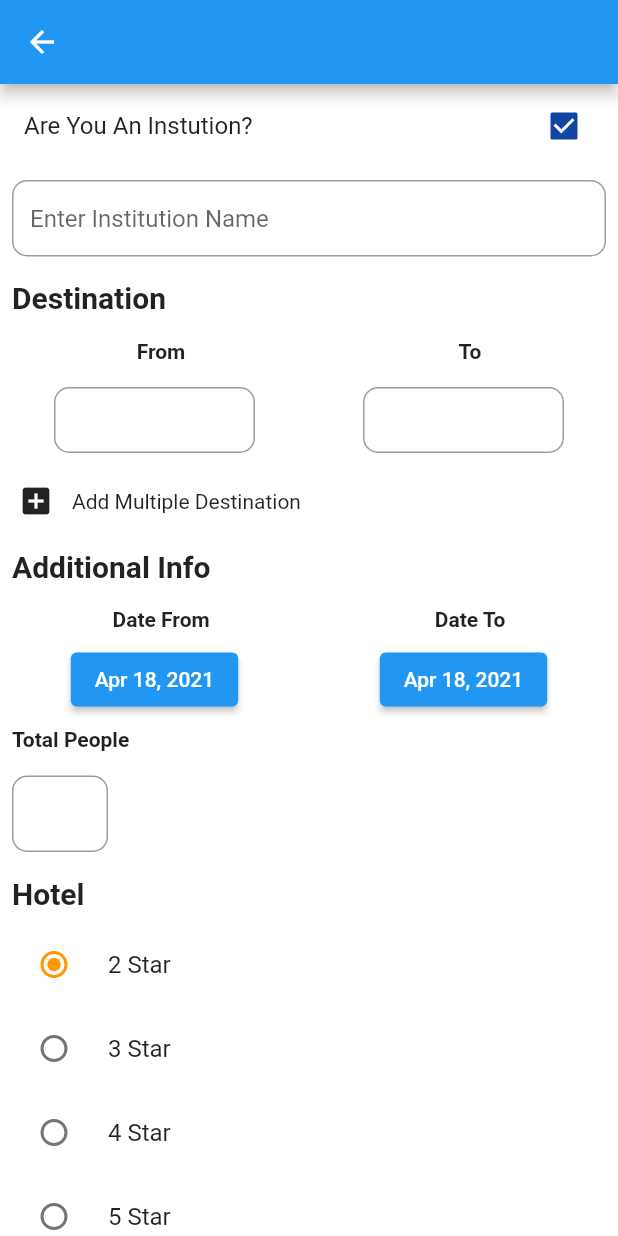
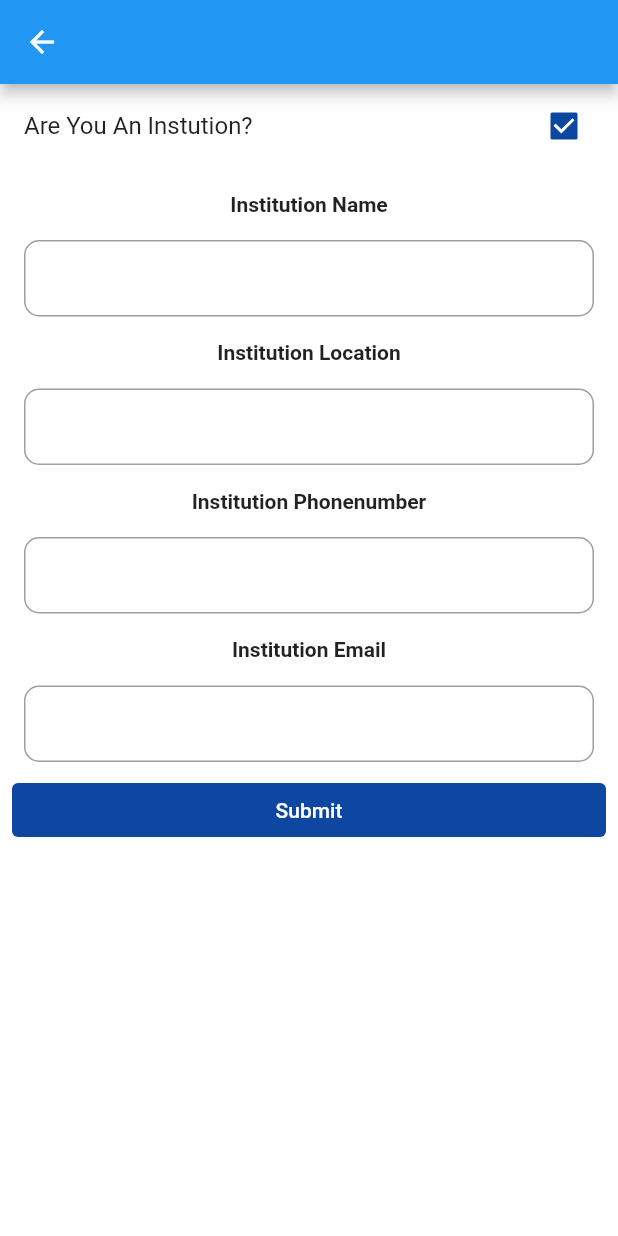
Before and after one commit to reewaz401/trabeely_app, a Flutter app: the CreateTour screen opened directly, after a tap on "Are You An Instution?", on a phone screen of 412 x 824 dp. Run offline on Flutter 3.47's test engine with Material 2 defaults, Android fonts, the phone set to English and light mode, and no system bars; our stand-ins replace bubble_tab_indicator, carousel_pro, cool_alert, date_time_picker, datetime_picker_formfield, flutter_svg and 4 more; accounts and stored records are empty; project files that could hold a hidden picture were left out.

```diff
--- a/lib/screens/CreateTour/createTour.dart
+++ b/lib/screens/CreateTour/createTour.dart
@@ -2,6 +2,7 @@ import 'package:flutter/material.dart';
 import 'package:intl/intl.dart';
 import 'package:travel/screens/CreateTour/widgets.dart';
 import 'package:travel/screens/CreateTour/dialogue.dart';
+import 'package:travel/screens/CreateTour/institutionalForm.dart';
 
 class CreateTour extends StatefulWidget {
   @override
@@ -94,24 +95,9 @@ class _CreateTourState extends State<CreateTour> {
                       });
                     }),
                 institutionalBooking
-                    ? Padding(
-                        padding: const EdgeInsets.all(8.0),
-                        child: TextField(
-                          decoration: InputDecoration(
-                            hintText: 'Enter Institution Name',
-                            isDense: true,
-                            enabledBorder: OutlineInputBorder(
-                              borderRadius: BorderRadius.circular(10.0),
-                              borderSide: BorderSide(color: Colors.grey),
-                            ),
-                            focusedBorder: OutlineInputBorder(
-                              borderRadius: BorderRadius.circular(10.0),
-                              borderSide: BorderSide(color: Colors.red),
-                            ),
-                          ),
-                        ),
-                      )
-                    : Container(),
+                    ? InstitutionalForm()
+                    : Column(
+                        children: [
                           headingText('Destination'),
                           Row(
                             mainAxisAlignment: MainAxisAlignment.spaceAround,
@@ -129,12 +115,14 @@ class _CreateTourState extends State<CreateTour> {
                                 Container(
                                   width: 150,
                                   height: 60,
-                        child: numberfield(destinationfromName),
+                                  child: inputfield(
+                                      destinationfromName, TextInputType.text),
                                 ),
                                 Container(
                                   width: 150,
                                   height: 60,
-                        child: numberfield(destinationToName),
+                                  child: inputfield(
+                                      destinationToName, TextInputType.text),
                                 ),
                               ],
                             ),
@@ -159,18 +147,23 @@ class _CreateTourState extends State<CreateTour> {
                                                 Container(
                                                   width: 125,
                                                   height: 40,
-                                        child: numberfield(destinationfromName),
+                                                  child: inputfield(
+                                                      destinationfromName,
+                                                      TextInputType.text),
                                                 ),
                                                 Row(
                                                   children: [
                                                     Container(
                                                       width: 125,
                                                       height: 40,
-                                            child:
-                                                numberfield(destinationToName),
+                                                      child: inputfield(
+                                                          destinationToName,
+                                                          TextInputType.text),
                                                     ),
                                                     Padding(
-                                            padding: const EdgeInsets.all(8.0),
+                                                      padding:
+                                                          const EdgeInsets.all(
+                                                              8.0),
                                                       child: InkWell(
                                                         onTap: () {
                                                           setState(() {
@@ -180,10 +173,14 @@ class _CreateTourState extends State<CreateTour> {
                                                         child: Container(
                                                           height: 25,
                                                           width: 25,
-                                                decoration: BoxDecoration(
+                                                          decoration:
+                                                              BoxDecoration(
                                                             borderRadius:
-                                                      BorderRadius.circular(30),
-                                                  border: Border.all(),
+                                                                BorderRadius
+                                                                    .circular(
+                                                                        30),
+                                                            border:
+                                                                Border.all(),
                                                             color: Colors.red,
                                                           ),
                                                           child: Icon(
@@ -262,7 +259,8 @@ class _CreateTourState extends State<CreateTour> {
                             children: [
                               SizedBox(
                                 width: 80,
-                      child: numberfield(totalPeople),
+                                child: inputfield(
+                                    totalPeople, TextInputType.number),
                               ),
                             ],
                           ),
@@ -364,7 +362,8 @@ class _CreateTourState extends State<CreateTour> {
                               child: TextField(
                                 maxLines: 5,
                                 decoration: InputDecoration(
-                        hintText: 'Add Your Needs And Prority In This Field',
+                                  hintText:
+                                      'Add Your Needs And Prority In This Field',
                                   isDense: true,
                                   enabledBorder: OutlineInputBorder(
                                     borderRadius: BorderRadius.circular(10.0),
@@ -398,6 +397,8 @@ class _CreateTourState extends State<CreateTour> {
                             ),
                           ),
                         ],
+                      )
+              ],
             ),
           ),
         ),
--- a/lib/screens/CreateTour/dialogue.dart
+++ b/lib/screens/CreateTour/dialogue.dart
@@ -45,6 +45,8 @@ Widget doubleRowText(BuildContext context, String heading, String trailing) {
   final width = MediaQuery.of(context).size.width;
   return Column(
     children: [
+      Column(
+        children: [
           Row(
             children: [
               SizedBox(
@@ -63,6 +65,8 @@ Widget doubleRowText(BuildContext context, String heading, String trailing) {
               )
             ],
           ),
+        ],
+      ),
       SizedBox(
         height: 15,
       )
--- /dev/null
+++ b/lib/screens/CreateTour/institutionalForm.dart
@@ -0,0 +1,41 @@
+import 'package:flutter/material.dart';
+import 'package:travel/screens/Booking/bookinginfoDisplay.dart';
+import 'package:travel/screens/CreateTour/widgets.dart';
+
+class InstitutionalForm extends StatelessWidget {
+  TextEditingController institutionalName = TextEditingController();
+  TextEditingController phoneNumber = TextEditingController();
+  TextEditingController email = TextEditingController();
+  TextEditingController location = TextEditingController();
+  @override
+  Widget build(BuildContext context) {
+    return SingleChildScrollView(
+      child: Container(
+        child: Padding(
+          padding: const EdgeInsets.all(8.0),
+          child: Column(
+            children: [
+              subheading('Institution Name'),
+              inputfield(institutionalName, TextInputType.text),
+              subheading('Institution Location'),
+              inputfield(institutionalName, TextInputType.text),
+              subheading('Institution Phonenumber'),
+              inputfield(institutionalName, TextInputType.number),
+              subheading('Institution Email'),
+              inputfield(institutionalName, TextInputType.emailAddress),
+              Container(
+                width: double.infinity,
+                child: TextButton(
+                  style: TextButton.styleFrom(
+                      backgroundColor: Colors.blue[900], primary: Colors.white),
+                  onPressed: () {},
+                  child: Text('Submit'),
+                ),
+              )
+            ],
+          ),
+        ),
+      ),
+    );
+  }
+}
--- a/lib/screens/CreateTour/widgets.dart
+++ b/lib/screens/CreateTour/widgets.dart
@@ -1,11 +1,11 @@
 import 'package:flutter/material.dart';
 
-Widget numberfield(TextEditingController controller) {
+Widget inputfield(TextEditingController controller, TextInputType texttype) {
   return Padding(
     padding: const EdgeInsets.all(8.0),
     child: TextField(
       controller: controller,
-      keyboardType: TextInputType.number,
+      keyboardType: texttype,
       decoration: InputDecoration(
         isDense: true,
         enabledBorder: OutlineInputBorder(
--- a/lib/screens/tabsScreen/tabs_screen.dart
+++ b/lib/screens/tabsScreen/tabs_screen.dart
@@ -32,7 +32,7 @@ class _TabsScreenState extends State<TabsScreen> {
     _pages = [
       {'pages': HomePageScreen(), 'title': 'Home'},
       {'pages': StoryFeedScreen(), 'title': 'Story'},
-      {'pages': UserProfileScreen(userName), 'title': 'Profile'}
+      {'pages': UserProfileScreen(), 'title': 'Profile'}
     ];
     super.initState();
   }
```
Also changed, not shown: lib/screens/Settings/userProfileEdit.dart (added, +61 -0 lines), lib/screens/user_profile_screen.dart (+39 -45 lines), lib/services/usernameGetter.dart (added, +8 -0 lines). Lines whose indentation alone changed are shown as unchanged.
